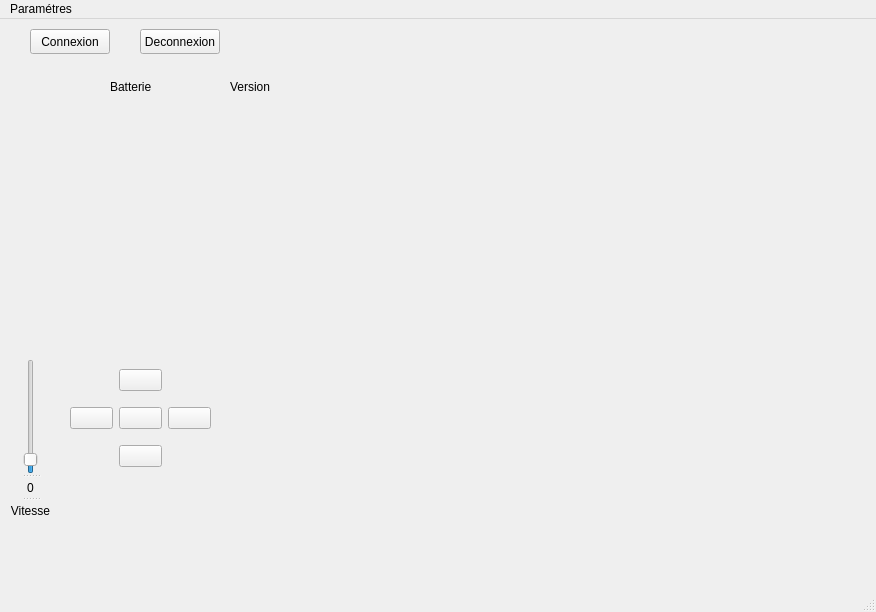
The window that Code QT/RobotProjet/mainwindow.ui (Nahoer/Wifi-bot) describes before a commit, drawn with Qt 5.
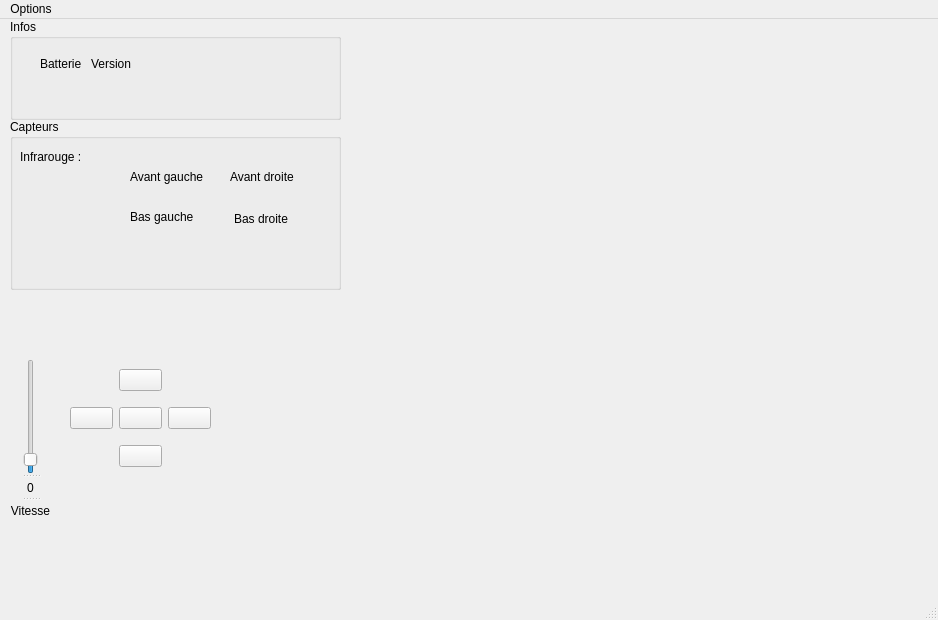
The same window after the commit. Custom widgets are drawn as their Qt base class.

Commit message:
Fin de l'interface connexion
Version final de l'interface de connexion

Patch:
```diff
--- a/Code QT/RobotProjet/mainwindow.ui
+++ b/Code QT/RobotProjet/mainwindow.ui
@@ -6,109 +6,25 @@
    <rect>
     <x>0</x>
     <y>0</y>
-    <width>876</width>
-    <height>612</height>
+    <width>938</width>
+    <height>620</height>
    </rect>
   </property>
   <property name="windowTitle">
    <string>MainWindow</string>
   </property>
   <widget class="QWidget" name="centralwidget">
-   <widget class="QPushButton" name="pushButton">
-    <property name="geometry">
-     <rect>
-      <x>30</x>
-      <y>10</y>
-      <width>80</width>
-      <height>25</height>
-     </rect>
-    </property>
-    <property name="text">
-     <string>Connexion</string>
-    </property>
-   </widget>
    <widget class="FormCamView" name="widgetCamStream" native="true">
     <property name="geometry">
      <rect>
       <x>350</x>
       <y>0</y>
-      <width>500</width>
-      <height>380</height>
+      <width>561</width>
+      <height>561</height>
      </rect>
     </property>
    </widget>
-   <widget class="QPushButton" name="pushButtonDeconnect">
-    <property name="geometry">
-     <rect>
-      <x>140</x>
-      <y>10</y>
-      <width>80</width>
-      <height>25</height>
-     </rect>
-    </property>
-    <property name="text">
-     <string>Deconnexion</string>
-    </property>
-   </widget>
-   <widget class="QLabel" name="label_2">
-    <property name="geometry">
-     <rect>
-      <x>110</x>
-      <y>60</y>
-      <width>61</width>
-      <height>16</height>
-     </rect>
-    </property>
-    <property name="text">
-     <string>Batterie</string>
-    </property>
-   </widget>
-   <widget class="QLabel" name="label_3">
-    <property name="geometry">
-     <rect>
-      <x>230</x>
-      <y>60</y>
-      <width>55</width>
-      <height>16</height>
-     </rect>
-    </property>
-    <property name="text">
-     <string>Version</string>
-    </property>
-   </widget>
-   <widget class="QLabel" name="label_BatterieValue">
-    <property name="geometry">
-     <rect>
-      <x>30</x>
-      <y>80</y>
-      <width>201</width>
-      <height>20</height>
-     </rect>
-    </property>
-    <property name="text">
-     <string/>
-    </property>
-    <property name="textFormat">
-     <enum>Qt::AutoText</enum>
-    </property>
-    <property name="alignment">
-     <set>Qt::AlignCenter</set>
-    </property>
-   </widget>
-   <widget class="QLabel" name="label_Version">
-    <property name="geometry">
-     <rect>
-      <x>230</x>
-      <y>90</y>
-      <width>55</width>
-      <height>16</height>
-     </rect>
-    </property>
-    <property name="text">
-     <string/>
-    </property>
-   </widget>
-   <widget class="QWidget" name="">
+   <widget class="QWidget" name="layoutWidget">
     <property name="geometry">
      <rect>
       <x>70</x>
@@ -198,19 +114,182 @@
      </property>
     </widget>
    </widget>
+   <widget class="QGroupBox" name="groupBox">
+    <property name="geometry">
+     <rect>
+      <x>10</x>
+      <y>100</y>
+      <width>331</width>
+      <height>171</height>
+     </rect>
+    </property>
+    <property name="title">
+     <string>Capteurs</string>
+    </property>
+    <widget class="QLabel" name="label_4">
+     <property name="geometry">
+      <rect>
+       <x>10</x>
+       <y>30</y>
+       <width>71</width>
+       <height>16</height>
+      </rect>
+     </property>
+     <property name="text">
+      <string>Infrarouge :</string>
+     </property>
+    </widget>
+    <widget class="QLabel" name="label_5">
+     <property name="geometry">
+      <rect>
+       <x>220</x>
+       <y>50</y>
+       <width>71</width>
+       <height>16</height>
+      </rect>
+     </property>
+     <property name="text">
+      <string>Avant droite</string>
+     </property>
+    </widget>
+    <widget class="QLabel" name="label_6">
+     <property name="geometry">
+      <rect>
+       <x>120</x>
+       <y>50</y>
+       <width>81</width>
+       <height>16</height>
+      </rect>
+     </property>
+     <property name="text">
+      <string>Avant gauche</string>
+     </property>
+    </widget>
+    <widget class="QLabel" name="label_CaptInfra_AG">
+     <property name="geometry">
+      <rect>
+       <x>130</x>
+       <y>80</y>
+       <width>55</width>
+       <height>16</height>
+      </rect>
+     </property>
+     <property name="text">
+      <string/>
+     </property>
+    </widget>
+    <widget class="QLabel" name="label_CaptInfra_AD">
+     <property name="geometry">
+      <rect>
+       <x>230</x>
+       <y>80</y>
+       <width>55</width>
+       <height>16</height>
+      </rect>
+     </property>
+     <property name="text">
+      <string/>
+     </property>
+    </widget>
+    <widget class="QLabel" name="label_7">
+     <property name="geometry">
+      <rect>
+       <x>120</x>
+       <y>90</y>
+       <width>71</width>
+       <height>16</height>
+      </rect>
+     </property>
+     <property name="text">
+      <string>Bas gauche</string>
+     </property>
+    </widget>
+    <widget class="QLabel" name="label_8">
+     <property name="geometry">
+      <rect>
+       <x>224</x>
+       <y>90</y>
+       <width>61</width>
+       <height>20</height>
+      </rect>
+     </property>
+     <property name="text">
+      <string>Bas droite</string>
+     </property>
+    </widget>
+   </widget>
+   <widget class="QGroupBox" name="groupBox_2">
+    <property name="geometry">
+     <rect>
+      <x>10</x>
+      <y>0</y>
+      <width>331</width>
+      <height>101</height>
+     </rect>
+    </property>
+    <property name="title">
+     <string>Infos</string>
+    </property>
+    <widget class="QWidget" name="layoutWidget">
+     <property name="geometry">
+      <rect>
+       <x>30</x>
+       <y>30</y>
+       <width>96</width>
+       <height>64</height>
+      </rect>
+     </property>
+     <layout class="QGridLayout" name="gridLayout_2">
+      <item row="1" column="0">
+       <widget class="QLabel" name="label_BatterieValue">
+        <property name="text">
+         <string/>
+        </property>
+        <property name="textFormat">
+         <enum>Qt::AutoText</enum>
+        </property>
+        <property name="alignment">
+         <set>Qt::AlignCenter</set>
+        </property>
+       </widget>
+      </item>
+      <item row="1" column="1">
+       <widget class="QLabel" name="label_Version">
+        <property name="text">
+         <string/>
+        </property>
+       </widget>
+      </item>
+      <item row="0" column="0">
+       <widget class="QLabel" name="label_2">
+        <property name="text">
+         <string>Batterie</string>
+        </property>
+       </widget>
+      </item>
+      <item row="0" column="1">
+       <widget class="QLabel" name="label_3">
+        <property name="text">
+         <string>Version</string>
+        </property>
+       </widget>
+      </item>
+     </layout>
+    </widget>
+   </widget>
   </widget>
   <widget class="QMenuBar" name="menubar">
    <property name="geometry">
     <rect>
      <x>0</x>
      <y>0</y>
-     <width>876</width>
+     <width>938</width>
      <height>25</height>
     </rect>
    </property>
    <widget class="QMenu" name="menuParam_tres">
     <property name="title">
-     <string>Paramétres</string>
+     <string>Options</string>
     </property>
     <addaction name="actionConnexion"/>
    </widget>
```
Left out of the diff: 12 changed lines with no effect on the pictures. The commit also changes 11 other files.
